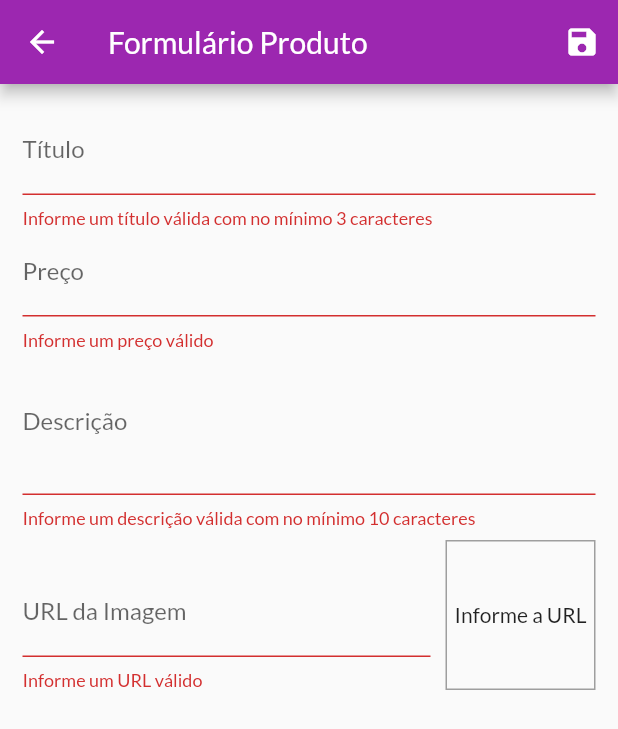
After one commit to geanlima/shop, a Flutter app: the ProductFormScreen screen opened by its route, after a tap on the "save" icon, on a phone screen of 412 x 824 dp. The commit adds this screen. Shown: the top 729 px of the screen. Run offline on Flutter 3.47's test engine with Material 2 defaults, Android fonts, the phone set to English and light mode, and no system bars; network calls fail.

Commit message:
commit 16/01/2021 01:13

```diff
--- a/lib/main.dart
+++ b/lib/main.dart
@@ -6,6 +6,8 @@ import 'package:shop/utils/app_routes.dart';
 import 'package:shop/views/cart_screen.dart';
 import 'package:shop/views/orders_screen.dart';
 import 'package:shop/views/product_detail_screen.dart';
+import 'package:shop/views/product_form_screen.dart';
+import 'package:shop/views/products_screen.dart';
 import 'providers/products.dart';
 import 'views/product_overview_screen.dart';
 
@@ -40,6 +42,8 @@ class MyApp extends StatelessWidget {
           AppRoutes.PRODUCT_DETAIL: (ctx) => ProductDetailScreen(),
           AppRoutes.CART: (ctx) => CartScreen(),
           AppRoutes.ORDERS: (ctx) => OrdersScreen(),
+          AppRoutes.PRODUCTS: (ctx) => ProductsScreen(),
+          AppRoutes.PRODUCT_FORM: (ctx) => ProductFormScreen(),
         },
       ),
     );
--- a/lib/providers/product.dart
+++ b/lib/providers/product.dart
@@ -9,7 +9,7 @@ class Product with ChangeNotifier{
   bool isFavorite;
 
   Product({
-    @required this.id,
+    this.id,
     @required this.title,
     @required this.description,
     @required this.price,
--- a/lib/utils/app_routes.dart
+++ b/lib/utils/app_routes.dart
@@ -3,4 +3,6 @@ class AppRoutes{
   static const PRODUCT_DETAIL = '/product-datail';
   static const CART = '/cart';
   static const ORDERS = '/orders';
+  static const PRODUCTS = '/products';
+  static const PRODUCT_FORM = '/product-form';
 }
--- /dev/null
+++ b/lib/views/product_form_screen.dart
@@ -0,0 +1,207 @@
+import 'dart:math';
+
+import 'package:flutter/material.dart';
+import 'package:flutter/services.dart';
+import 'package:provider/provider.dart';
+import 'package:shop/providers/product.dart';
+import 'package:shop/providers/products.dart';
+
+class ProductFormScreen extends StatefulWidget {
+  @override
+  _ProductFormScreenState createState() => _ProductFormScreenState();
+}
+
+class _ProductFormScreenState extends State<ProductFormScreen> {
+  final _priceFocusNode = FocusNode();
+  final _descriptionFocusNode = FocusNode();
+  final _imageUrlFocusNode = FocusNode();
+  final _imageUrlController = TextEditingController();
+  final _form = GlobalKey<FormState>();
+
+  final _formData = Map<String, Object>();
+
+  @override
+  void initState() {
+    super.initState();
+    _imageUrlFocusNode.addListener(_updateImageURL);
+  }
+
+  void _updateImageURL() {
+    if (isValideImageUrl(_imageUrlController.text)) {
+      setState(() {});
+    }
+  }
+
+  bool isValideImageUrl(String url) {
+    bool startWithHttp = url.toLowerCase().startsWith('http://');
+    bool startWithHttps = url.toLowerCase().startsWith('https://');
+    bool endsWithPng = url.toLowerCase().endsWith('.png');
+    bool endsWithJpg = url.toLowerCase().endsWith('.jpg');
+    bool endsWithJpeg = url.toLowerCase().endsWith('.jpeg');
+
+    return (startWithHttp || startWithHttps) &&
+        (endsWithPng || endsWithJpg || endsWithJpeg);
+  }
+
+  _saveForm() {
+    var isValid = _form.currentState.validate();
+
+    if (!isValid) {
+      return;
+    }
+
+    _form.currentState.save();
+
+    final newProduct = Product(
+      title: _formData['title'],
+      price: _formData['price'],
+      description: _formData['description'],
+      imageUrl: _formData['imageUrl'],
+    );
+
+    Provider.of<Products>(context, listen: false).addProduct(newProduct);
+    Navigator.of(context).pop();
+  }
+
+  @override
+  void dispose() {
+    super.dispose();
+    _priceFocusNode.dispose();
+    _descriptionFocusNode.dispose();
+    _imageUrlFocusNode.removeListener(_updateImageURL);
+    _imageUrlFocusNode.dispose();
+  }
+
+  @override
+  Widget build(BuildContext context) {
+    return Scaffold(
+      appBar: AppBar(
+        title: Text('Formulário Produto'),
+        actions: [
+          IconButton(
+            icon: Icon(Icons.save),
+            onPressed: () {
+              _saveForm();
+            },
+          ),
+        ],
+      ),
+      body: Padding(
+        padding: const EdgeInsets.all(15.0),
+        child: Form(
+          key: _form,
+          child: ListView(
+            children: [
+              TextFormField(
+                decoration: InputDecoration(labelText: 'Título'),
+                textInputAction: TextInputAction.next,
+                onFieldSubmitted: (_) {
+                  FocusScope.of(context).requestFocus(_priceFocusNode);
+                },
+                onSaved: (value) => _formData['title'] = value,
+                validator: (value) {
+                  bool isEmpty = value.trim().isEmpty;
+                  bool isInvalid = value.trim().length < 3;
+
+                  if (isEmpty || isInvalid) {
+                    return 'Informe um título válida com no mínimo 3 caracteres';
+                  }
+
+                  return null;
+                },
+              ),
+              TextFormField(
+                decoration: InputDecoration(labelText: 'Preço'),
+                textInputAction: TextInputAction.next,
+                focusNode: _priceFocusNode,
+                keyboardType: TextInputType.numberWithOptions(
+                  decimal: true,
+                ),
+                onFieldSubmitted: (_) {
+                  FocusScope.of(context).requestFocus(_descriptionFocusNode);
+                },
+                onSaved: (value) => _formData['price'] = double.parse(value),
+                validator: (value) {
+                  bool isEmpty = value.trim().isEmpty;
+                  var newPrice = double.tryParse(value);
+                  bool isInvalid = newPrice == null || newPrice <= 0;
+
+                  if (isEmpty || isInvalid) {
+                    return 'Informe um preço válido';
+                  }
+
+                  return null;
+                },
+              ),
+              TextFormField(
+                decoration: InputDecoration(labelText: 'Descrição'),
+                maxLines: 3,
+                keyboardType: TextInputType.multiline,
+                focusNode: _descriptionFocusNode,
+                onSaved: (value) => _formData['description'] = value,
+                validator: (value) {
+                  bool isEmpty = value.trim().isEmpty;
+                  bool isInvalid = value.trim().length < 10;
+
+                  if (isEmpty || isInvalid) {
+                    return 'Informe um descrição válida com no mínimo 10 caracteres';
+                  }
+
+                  return null;
+                },
+              ),
+              Row(
+                crossAxisAlignment: CrossAxisAlignment.end,
+                children: [
+                  Expanded(
+                    child: TextFormField(
+                      decoration: InputDecoration(labelText: 'URL da Imagem'),
+                      keyboardType: TextInputType.url,
+                      textInputAction: TextInputAction.done,
+                      focusNode: _imageUrlFocusNode,
+                      controller: _imageUrlController,
+                      onFieldSubmitted: (_) {
+                        _saveForm();
+                      },
+                      onSaved: (value) => _formData['imageUrl'] = value,
+                      validator: (value) {
+                        bool isEmpty = value.trim().isEmpty;
+                        bool isInvalid = !isValideImageUrl(value);
+
+                        if (isEmpty || isInvalid) {
+                          return 'Informe um URL válido';
+                        }
+
+                        return null;
+                      },
+                    ),
+                  ),
+                  Container(
+                    width: 100,
+                    height: 100,
+                    margin: EdgeInsets.only(
+                      top: 8,
+                      left: 10,
+                    ),
+                    decoration: BoxDecoration(
+                      border: Border.all(color: Colors.grey, width: 1),
+                    ),
+                    alignment: Alignment.center,
+                    child: _imageUrlController.text.isEmpty
+                        ? Text('Informe a URL')
+                        : FittedBox(
+                            child: Image.network(
+                              _imageUrlController.text,
+                              fit: BoxFit.cover,
+                            ),
+                          ),
+                  ),
+                ],
+              ),
+            ],
+          ),
+        ),
+      ),
+    );
+  }
+}
--- a/lib/widgets/product_grid.dart
+++ b/lib/widgets/product_grid.dart
@@ -1,7 +1,7 @@
 import 'package:flutter/material.dart';
 import 'package:provider/provider.dart';
 import 'package:shop/providers/products.dart';
-import 'package:shop/widgets/product_item.dart';
+import 'package:shop/widgets/product_grid_item.dart';
 
 class ProductGrid extends StatelessWidget {
 
@@ -12,7 +12,7 @@ class ProductGrid extends StatelessWidget {
   @override
   Widget build(BuildContext context) {
     final productsProvider = Provider.of<Products>(context);
-    final products =  showFavorteOnly ? productsProvider.favoriteitem : productsProvider.item;
+    final products =  showFavorteOnly ? productsProvider.favoriteitem : productsProvider.items;
 
     return GridView.builder(
       padding: const EdgeInsets.all(10),
@@ -25,7 +25,7 @@ class ProductGrid extends StatelessWidget {
       ),
       itemBuilder: (ctx, i) => ChangeNotifierProvider.value(
         value: products[i],
-        child: ProductItem(),
+        child: ProductGridItem(),
       ),
     );
   }
```
Also changed, not shown: lib/providers/cart.dart (+23 -0 lines), lib/providers/products.dart (+18 -5 lines), lib/views/products_screen.dart (added, +43 -0 lines), lib/widgets/app_drawer.dart (+10 -0 lines), lib/widgets/cart_item_widget.dart (+26 -2 lines), lib/widgets/product_grid_item.dart (added, +70 -0 lines), lib/widgets/product_item.dart (+23 -43 lines).
